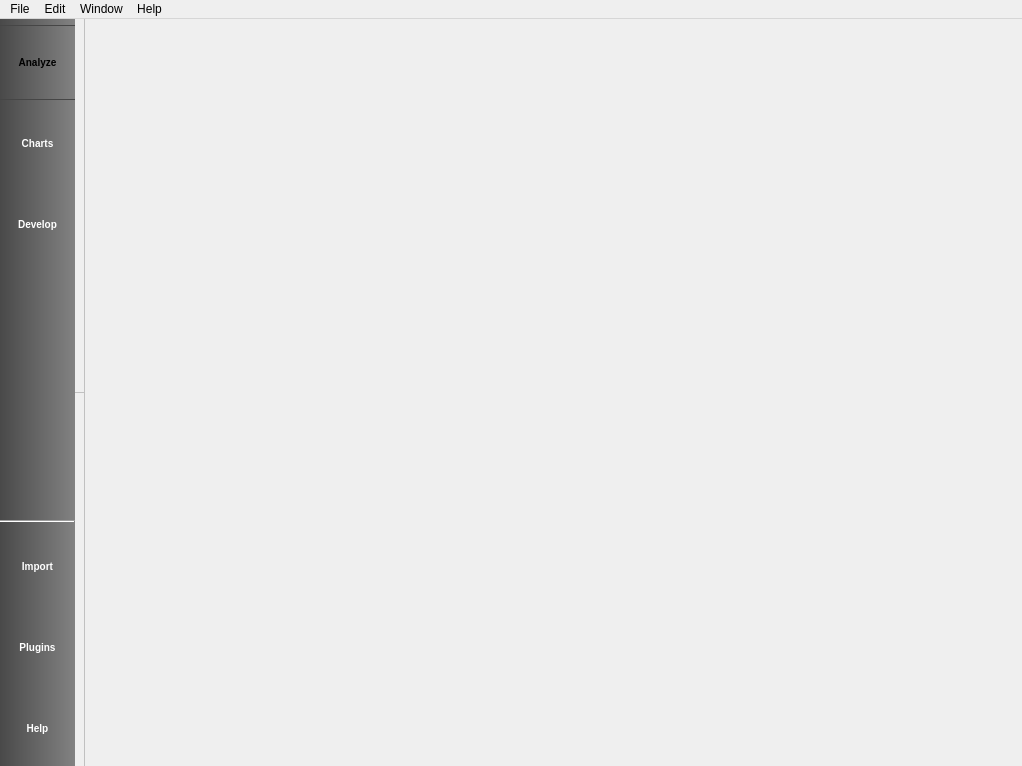
This is plugins/perspective/GraphPerspective/designer/GraphPerspectiveMainWindow.ui in vadivelselvaraj/TulipGLImprovement as Qt 5 draws it before an edit. The edited form follows.
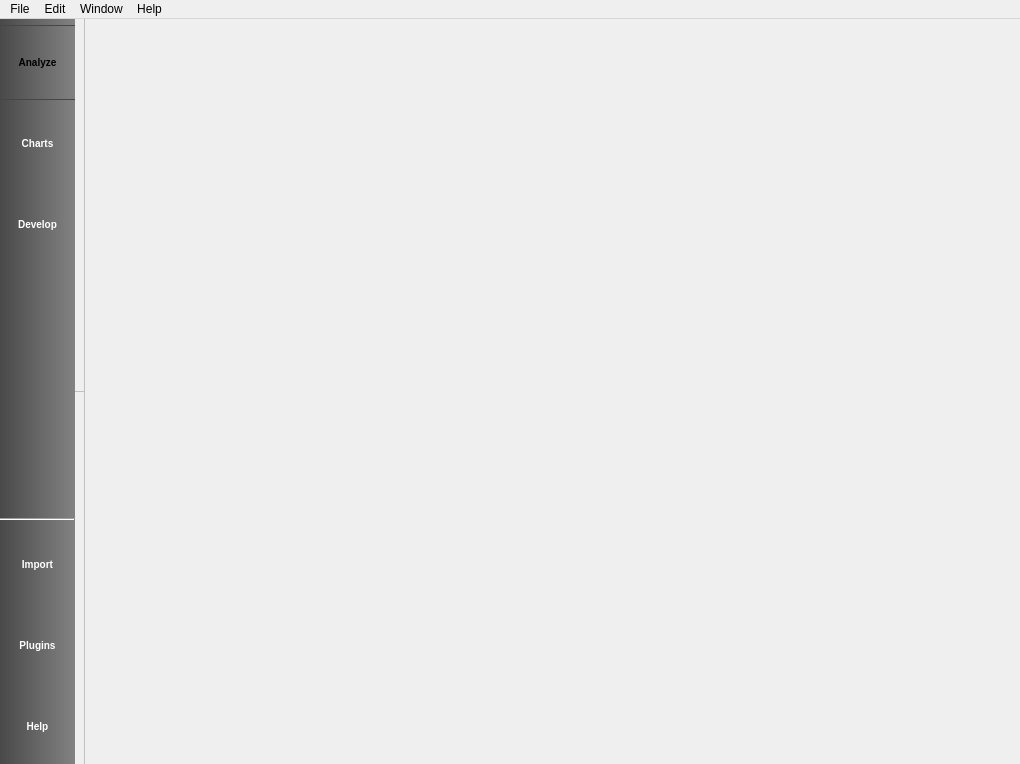
This is the edited form. Icons and pictures are not drawn. Custom widgets are drawn as their Qt base class.

Commit message: Finalized AlgorithmRunner UI part

What changed in the file:
```diff
--- a/plugins/perspective/GraphPerspective/designer/GraphPerspectiveMainWindow.ui
+++ b/plugins/perspective/GraphPerspective/designer/GraphPerspectiveMainWindow.ui
@@ -6,8 +6,8 @@
    <rect>
     <x>0</x>
     <y>0</y>
-    <width>1022</width>
-    <height>766</height>
+    <width>1020</width>
+    <height>764</height>
    </rect>
   </property>
   <property name="sizePolicy">
@@ -542,7 +542,7 @@
     <rect>
      <x>0</x>
      <y>0</y>
-     <width>1022</width>
+     <width>1020</width>
      <height>22</height>
     </rect>
    </property>
```
Left out of the diff: 2 changed lines with no effect on the pictures. The commit also changes 3 other files.
